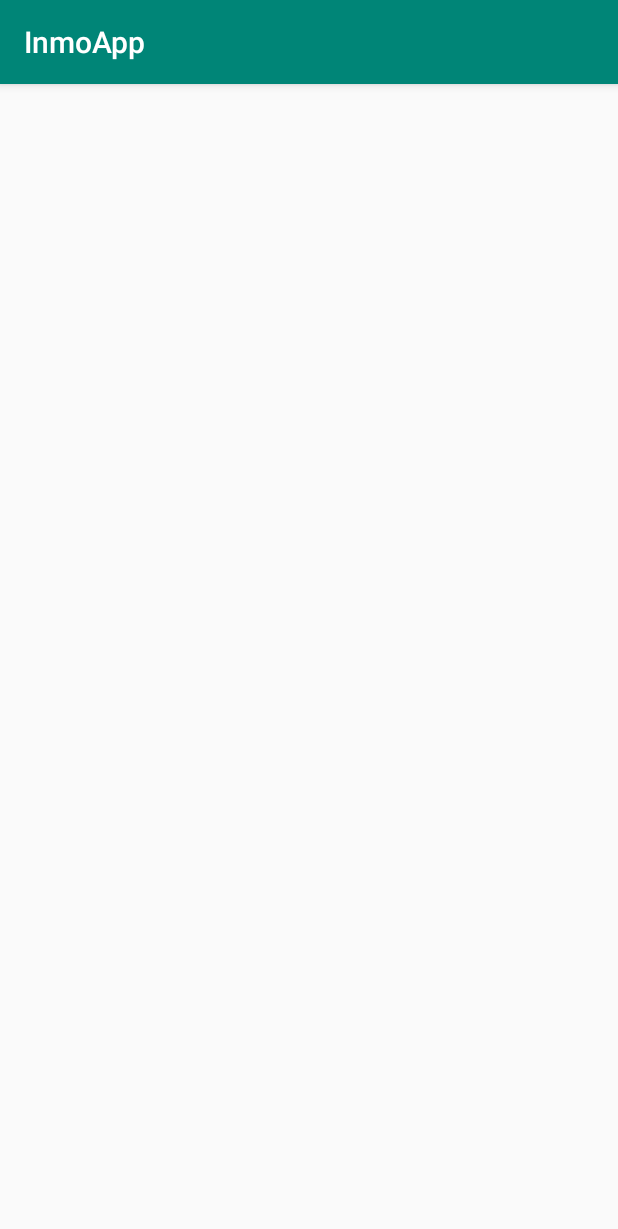
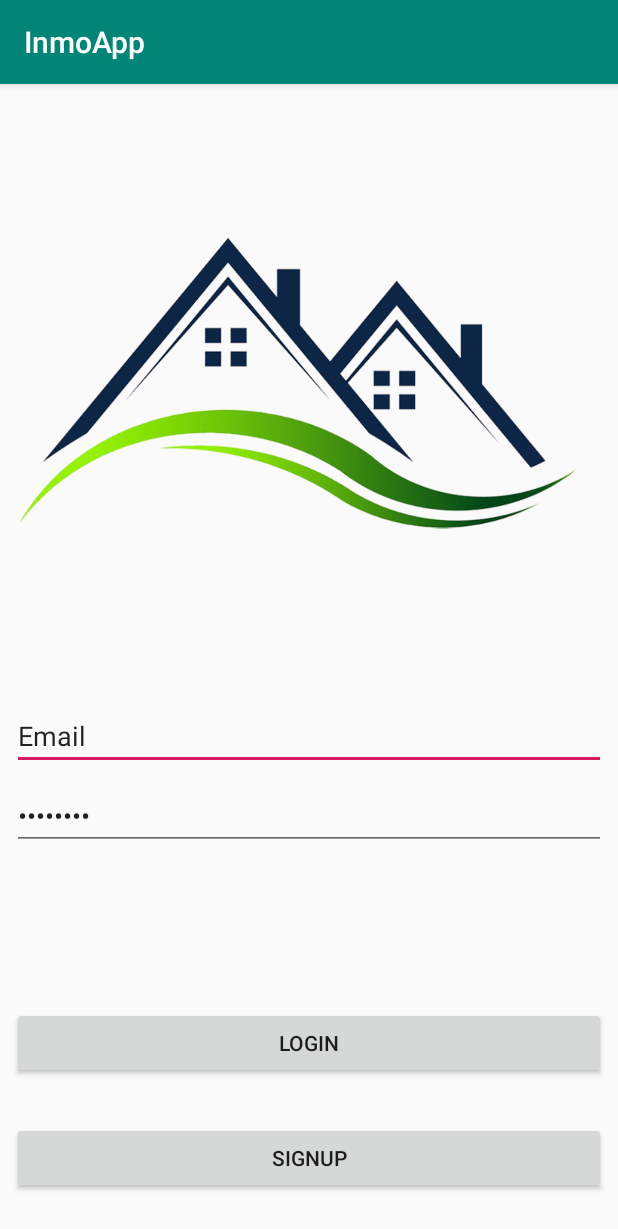
Before and after one commit to BLQZ/inmoApp, an Android app: the SessionActivity screen opened directly, with no data from a screen before it, on a phone screen of 412 x 824 dp. Shown: the top 1229 px of the screen. Run offline under Robolectric (Android 15) with nearby library versions, the phone set to English and light mode, and no system bars.

```diff
--- a/InmoApp/app/build.gradle
+++ b/InmoApp/app/build.gradle
@@ -22,6 +22,7 @@ dependencies {
     implementation fileTree(dir: 'libs', include: ['*.jar'])
     implementation 'com.android.support:appcompat-v7:28.0.0'
     implementation 'com.android.support.constraint:constraint-layout:1.1.3'
+    implementation 'com.android.support:support-v4:28.0.0'
     testImplementation 'junit:junit:4.12'
     androidTestImplementation 'com.android.support.test:runner:1.0.2'
     androidTestImplementation 'com.android.support.test.espresso:espresso-core:3.0.2'
--- /dev/null
+++ b/InmoApp/app/src/main/java/com/example/inmoapp/Fragments/LoginFragment.java
@@ -0,0 +1,121 @@
+package com.example.inmoapp.Fragments;
+
+import android.content.Context;
+import android.net.Uri;
+import android.os.Bundle;
+import android.support.v4.app.Fragment;
+import android.view.LayoutInflater;
+import android.view.View;
+import android.view.ViewGroup;
+import android.widget.Button;
+import android.widget.EditText;
+import android.widget.TextView;
+
+import com.example.inmoapp.R;
+
+/**
+ * A simple {@link Fragment} subclass.
+ * Activities that contain this fragment must implement the
+ * {@link LoginFragment.OnFragmentInteractionListener} interface
+ * to handle interaction events.
+ * Use the {@link LoginFragment#newInstance} factory method to
+ * create an instance of this fragment.
+ */
+public class LoginFragment extends Fragment {
+    // TODO: Rename parameter arguments, choose names that match
+    // the fragment initialization parameters, e.g. ARG_ITEM_NUMBER
+    private static final String ARG_PARAM1 = "param1";
+    private static final String ARG_PARAM2 = "param2";
+
+    // TODO: Rename and change types of parameters
+    private String mParam1;
+    private String mParam2;
+
+    private OnFragmentInteractionListener mListener;
+
+    private EditText etEmail;
+    private EditText etPassword;
+    private Button btnLogin;
+    private Button btnToRegister;
+
+    public LoginFragment() {
+        // Required empty public constructor
+    }
+
+    /**
+     * Use this factory method to create a new instance of
+     * this fragment using the provided parameters.
+     *
+     * @param param1 Parameter 1.
+     * @param param2 Parameter 2.
+     * @return A new instance of fragment LoginFragment.
+     */
+    // TODO: Rename and change types and number of parameters
+    public static LoginFragment newInstance(String param1, String param2) {
+        LoginFragment fragment = new LoginFragment();
+        Bundle args = new Bundle();
+        args.putString(ARG_PARAM1, param1);
+        args.putString(ARG_PARAM2, param2);
+        fragment.setArguments(args);
+        return fragment;
+    }
+
+    @Override
+    public void onCreate(Bundle savedInstanceState) {
+        super.onCreate(savedInstanceState);
+        if (getArguments() != null) {
+            mParam1 = getArguments().getString(ARG_PARAM1);
+            mParam2 = getArguments().getString(ARG_PARAM2);
+        }
+    }
+
+    @Override
+    public View onCreateView(LayoutInflater inflater, ViewGroup container,
+                             Bundle savedInstanceState) {
+        View view = inflater.inflate(R.layout.fragment_login, container, false);
+        etEmail = view.findViewById(R.id.etEmail);
+        etPassword = view.findViewById(R.id.etPassword);
+        btnLogin = view.findViewById(R.id.btnLogin);
+        btnToRegister = view.findViewById(R.id.btnToSignup);
+
+        btnToRegister.setOnClickListener(new View.OnClickListener() {
+            @Override
+            public void onClick(View v) {
+                mListener.navegarRegistro();
+            }
+        });
+        return view;
+    }
+
+
+    @Override
+    public void onAttach(Context context) {
+        super.onAttach(context);
+        if (context instanceof OnFragmentInteractionListener) {
+            mListener = (OnFragmentInteractionListener) context;
+        } else {
+            throw new RuntimeException(context.toString()
+                    + " must implement OnFragmentInteractionListener");
+        }
+    }
+
+    @Override
+    public void onDetach() {
+        super.onDetach();
+        mListener = null;
+    }
+
+    /**
+     * This interface must be implemented by activities that contain this
+     * fragment to allow an interaction in this fragment to be communicated
+     * to the activity and potentially other fragments contained in that
+     * activity.
+     * <p>
+     * See the Android Training lesson <a href=
+     * "http://developer.android.com/training/basics/fragments/communicating.html"
+     * >Communicating with Other Fragments</a> for more information.
+     */
+    public interface OnFragmentInteractionListener {
+        void navegarRegistro();
+    }
+}
--- a/InmoApp/app/src/main/java/com/example/inmoapp/SessionActivity.java
+++ b/InmoApp/app/src/main/java/com/example/inmoapp/SessionActivity.java
@@ -3,11 +3,35 @@ package com.example.inmoapp;
 import android.support.v7.app.AppCompatActivity;
 import android.os.Bundle;
 
-public class SessionActivity extends AppCompatActivity {
+import com.example.inmoapp.Fragments.LoginFragment;
+import com.example.inmoapp.Fragments.SignupFragment;
+
+public class SessionActivity extends AppCompatActivity implements LoginFragment.OnFragmentInteractionListener, SignupFragment.OnFragmentInteractionListener {
 
     @Override
     protected void onCreate(Bundle savedInstanceState) {
         super.onCreate(savedInstanceState);
         setContentView(R.layout.activity_session);
+
+        getSupportFragmentManager()
+                .beginTransaction()
+                .add(R.id.contenedor, new LoginFragment())
+                .commit();
+    }
+
+    @Override
+    public void navegarRegistro() {
+        getSupportFragmentManager()
+                .beginTransaction()
+                .replace(R.id.contenedor, new SignupFragment())
+                .commit();
+    }
+
+    @Override
+    public void navegarLogin() {
+        getSupportFragmentManager()
+                .beginTransaction()
+                .replace(R.id.contenedor, new LoginFragment())
+                .commit();
     }
 }
--- a/InmoApp/app/src/main/res/layout/activity_session.xml
+++ b/InmoApp/app/src/main/res/layout/activity_session.xml
@@ -6,4 +6,14 @@
     android:layout_height="match_parent"
     tools:context=".SessionActivity">
 
+    <FrameLayout
+        android:id="@+id/contenedor"
+        android:layout_width="0dp"
+        android:layout_height="0dp"
+        app:layout_constraintBottom_toBottomOf="parent"
+        app:layout_constraintEnd_toEndOf="parent"
+        app:layout_constraintStart_toStartOf="parent"
+        app:layout_constraintTop_toTopOf="parent">
+
+    </FrameLayout>
 </android.support.constraint.ConstraintLayout>
--- /dev/null
+++ b/InmoApp/app/src/main/res/layout/fragment_login.xml
@@ -0,0 +1,74 @@
+<?xml version="1.0" encoding="utf-8"?>
+<FrameLayout xmlns:android="http://schemas.android.com/apk/res/android"
+    xmlns:app="http://schemas.android.com/apk/res-auto"
+    xmlns:tools="http://schemas.android.com/tools"
+    android:id="@+id/frameLayout"
+    android:layout_width="match_parent"
+    android:layout_height="match_parent"
+    tools:context=".Fragments.LoginFragment">
+
+    <android.support.constraint.ConstraintLayout
+        android:layout_width="match_parent"
+        android:layout_height="match_parent"
+        tools:context=".SessionActivity">
+
+        <ImageView
+            android:id="@+id/imageView"
+            android:layout_width="wrap_content"
+            android:layout_height="wrap_content"
+            app:layout_constraintEnd_toEndOf="parent"
+            app:layout_constraintStart_toStartOf="parent"
+            app:layout_constraintTop_toTopOf="parent"
+            app:srcCompat="@drawable/logaso" />
+
+        <EditText
+            android:id="@+id/etEmail"
+            android:layout_width="0dp"
+            android:layout_height="wrap_content"
+            android:layout_marginStart="8dp"
+            android:layout_marginTop="8dp"
+            android:layout_marginEnd="8dp"
+            android:ems="10"
+            android:inputType="textEmailAddress"
+            android:text="Email"
+            app:layout_constraintEnd_toEndOf="parent"
+            app:layout_constraintStart_toStartOf="parent"
+            app:layout_constraintTop_toBottomOf="@+id/imageView" />
+
+        <EditText
+            android:id="@+id/etPassword"
+            android:layout_width="0dp"
+            android:layout_height="wrap_content"
+            android:layout_marginTop="8dp"
+            android:ems="10"
+            android:inputType="textPassword"
+            android:text="Password"
+            app:layout_constraintEnd_toEndOf="@+id/etEmail"
+            app:layout_constraintStart_toStartOf="@+id/etEmail"
+            app:layout_constraintTop_toBottomOf="@+id/etEmail" />
+
+        <Button
+            android:id="@+id/btnLogin"
+            android:layout_width="0dp"
+            android:layout_height="wrap_content"
+            android:layout_marginTop="8dp"
+            android:layout_marginBottom="8dp"
+            android:text="Login"
+            app:layout_constraintBottom_toBottomOf="parent"
+            app:layout_constraintEnd_toEndOf="@+id/etPassword"
+            app:layout_constraintStart_toStartOf="@+id/etPassword"
+            app:layout_constraintTop_toBottomOf="@+id/etPassword" />
+
+        <Button
+            android:id="@+id/btnToSignup"
+            android:layout_width="0dp"
+            android:layout_height="wrap_content"
+            android:layout_marginTop="8dp"
+            android:layout_marginBottom="8dp"
+            android:text="Signup"
+            app:layout_constraintBottom_toBottomOf="parent"
+            app:layout_constraintEnd_toEndOf="@+id/btnLogin"
+            app:layout_constraintStart_toStartOf="@+id/btnLogin"
+            app:layout_constraintTop_toBottomOf="@+id/btnLogin" />
+    </android.support.constraint.ConstraintLayout>
+</FrameLayout>
```
Also changed, not shown: InmoApp/app/src/main/java/com/example/inmoapp/Fragments/SignupFragment.java (added, +118 -0 lines), InmoApp/app/src/main/java/com/example/inmoapp/Listener/SessionListener.java (added, +7 -0 lines), InmoApp/app/src/main/java/com/example/inmoapp/MainActivity.java (+16 -0 lines), InmoApp/app/src/main/res/layout/activity_main.xml (+9 -41 lines), InmoApp/app/src/main/res/layout/fragment_signup.xml (added, +137 -0 lines), InmoApp/app/src/main/res/values/strings.xml (+11 -0 lines), 7 other files.
